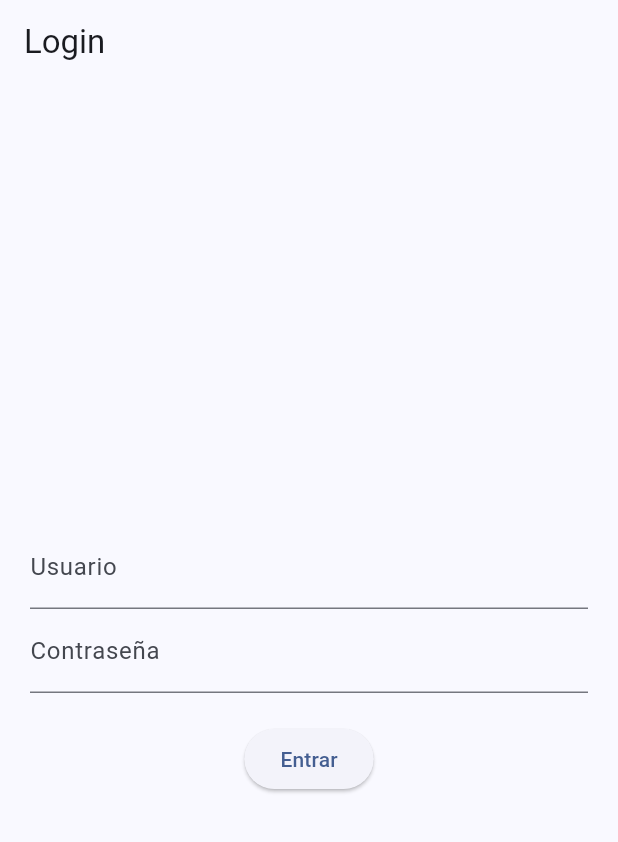
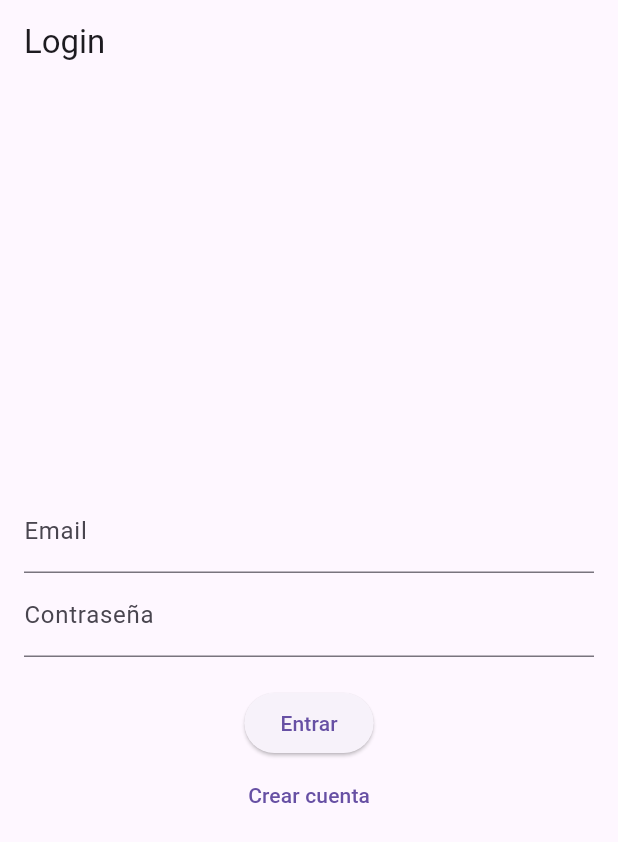
Before and after one commit to alusan9143/KilometrosYCentimos, a Flutter app: the screen it shows after launch, on a phone screen of 412 x 824 dp. Shown: the top 842 px of the screen. Run offline on Flutter 3.47's test engine with Material 3 defaults, Android fonts, the light colour scheme and no system bars; our stand-ins replace firebase_auth, firebase_core; accounts and stored records are empty.

Commit message:
Login funcional

```diff
--- a/lib/main.dart
+++ b/lib/main.dart
@@ -1,12 +1,13 @@
 import 'package:flutter/material.dart';
+import 'package:firebase_core/firebase_core.dart';
+import 'firebase_options.dart';
 import 'pages/login_page.dart';
-import 'pages/home_page.dart';
-import 'pages/kilometros_page.dart';
-import 'pages/combustible_page.dart';
-import 'pages/mecanico_page.dart';
-import 'pages/car_detail_page.dart';
 
-void main() {
+void main() async {
+  WidgetsFlutterBinding.ensureInitialized();
+  await Firebase.initializeApp(
+    options: DefaultFirebaseOptions.currentPlatform,
+  );
   runApp(const MyApp());
 }
 
@@ -16,11 +17,9 @@ class MyApp extends StatelessWidget {
   @override
   Widget build(BuildContext context) {
     return MaterialApp(
-      debugShowCheckedModeBanner: false,
-      title: 'Gestor de Coches',
+      title: 'Kilometros y Centimos',
       theme: ThemeData(
-        colorScheme: ColorScheme.fromSeed(seedColor: Colors.blueAccent),
-        useMaterial3: true,
+        primarySwatch: Colors.blue,
       ),
       home: const LoginPage(),
     );
--- a/lib/pages/login_page.dart
+++ b/lib/pages/login_page.dart
@@ -1,40 +1,67 @@
 import 'package:flutter/material.dart';
+import 'package:firebase_auth/firebase_auth.dart';
+import 'home_page.dart';
 import 'main_wrapper.dart';
 
-class LoginPage extends StatelessWidget {
+class LoginPage extends StatefulWidget {
   const LoginPage({super.key});
 
   @override
+  State<LoginPage> createState() => _LoginPageState();
+}
+
+class _LoginPageState extends State<LoginPage> {
+  final _emailController = TextEditingController();
+  final _passwordController = TextEditingController();
+  final _auth = FirebaseAuth.instance;
+  bool isLogin = true;
+
+  void _submit() async {
+    try {
+      if (isLogin) {
+        await _auth.signInWithEmailAndPassword(email: _emailController.text.trim(), password: _passwordController.text.trim(),);
+      } else {
+        await _auth.createUserWithEmailAndPassword(email: _emailController.text.trim(), password: _passwordController.text.trim(),);
+      }
+      Navigator.pushReplacement(
+        context,
+        MaterialPageRoute(builder: (_) => const HomePage()),
+      );
+    } on FirebaseAuthException catch (e) {
+      ScaffoldMessenger.of(context).showSnackBar(SnackBar(content: Text(e.message ?? 'Error')));
+    }
+  }
+
+  @override
   Widget build(BuildContext context) {
-    final TextEditingController userCtrl = TextEditingController();
-    final TextEditingController passCtrl = TextEditingController();
-
     return Scaffold(
-      appBar: AppBar(title: const Text("Login")),
+      appBar: AppBar(title: Text(isLogin ? 'Login' : 'Registro')),
       body: Padding(
-        padding: const EdgeInsets.all(20),
+        padding: const EdgeInsets.all(16),
         child: Column(
           mainAxisAlignment: MainAxisAlignment.center,
           children: [
             TextField(
-              controller: userCtrl,
-              decoration: const InputDecoration(labelText: "Usuario"),
+              controller: _emailController,
+              decoration: const InputDecoration(labelText: 'Email'),
             ),
             TextField(
-              controller: passCtrl,
+              controller: _passwordController,
+              decoration: const InputDecoration(labelText: 'Contraseña'),
               obscureText: true,
-              decoration: const InputDecoration(labelText: "Contraseña"),
             ),
             const SizedBox(height: 20),
             ElevatedButton(
+              onPressed: _submit,
+              child: Text(isLogin ? 'Entrar' : 'Registrarse'),
+            ),
+            TextButton(
               onPressed: () {
-                // Aquí podrías validar usuario/contraseña
-                Navigator.pushReplacement(
-                  context,
-                  MaterialPageRoute(builder: (_) => const MainWrapper()),
-                );
+                setState(() => isLogin = !isLogin);
               },
-              child: const Text("Entrar"),
+              child: Text(isLogin
+              ? 'Crear cuenta'
+              : 'Ya tengo cuenta'),
             ),
           ],
         ),
```
Also changed, not shown: pubspec.yaml (+7 -76 lines), firebase.json (added), lib/firebase_options.dart (added), pubspec.lock, 6 other files.
